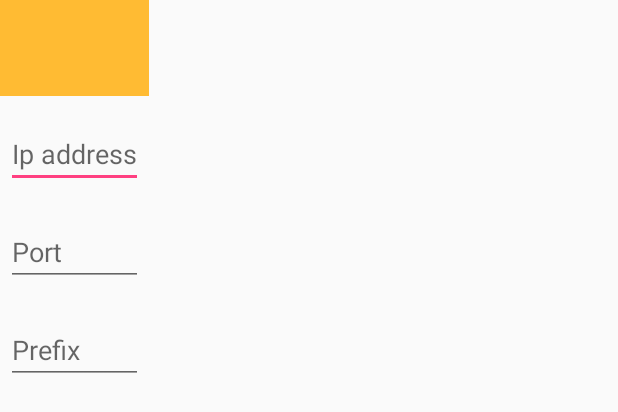
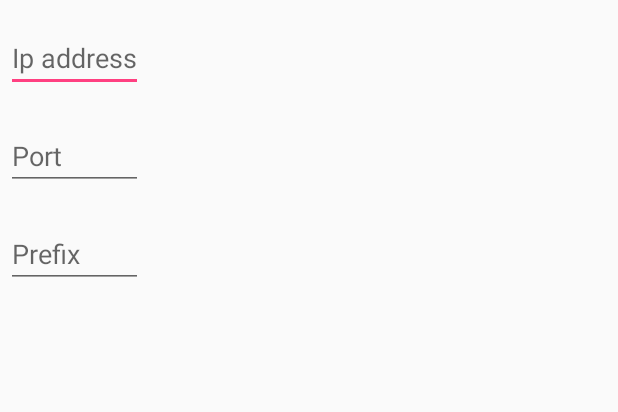
Before and after one commit to luisf11/youtube-android-client, an Android app: the layout server_config.xml on its own in the app's theme, with its tools: preview values and no code run, on a phone screen of 412 x 824 dp. Shown: the top 412 px of the screen. Run offline under Robolectric (Android 15) with nearby library versions, the phone set to English and light mode, and no system bars.

```diff
--- a/app/src/main/res/layout/server_config.xml
+++ b/app/src/main/res/layout/server_config.xml
@@ -4,13 +4,13 @@
     android:layout_width="wrap_content"
     android:layout_height="wrap_content">
 
-    <ImageView
+    <!--<ImageView-->
 
-        android:layout_width="match_parent"
-        android:layout_height="64dp"
-        android:scaleType="center"
-        android:background="#FFFFBB33"
-        android:contentDescription="@string/app_name" />
+        <!--android:layout_width="match_parent"-->
+        <!--android:layout_height="64dp"-->
+        <!--android:scaleType="center"-->
+        <!--android:background="#FFFFBB33"-->
+        <!--android:contentDescription="@string/app_name" />-->
 
     <EditText
         android:id="@+id/text_ip"
```
Also changed, not shown: app/src/main/java/com/example/luisf11/youtubeclient/view/PlayerActivity.java (+13 -0 lines), app/src/main/java/com/example/luisf11/youtubeclient/view/SearchActivity.java (+30 -1 lines).
